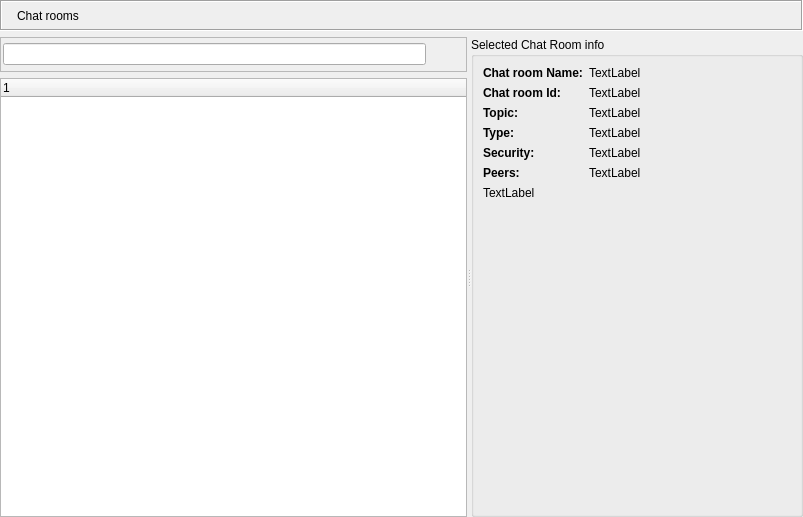
Qt form retroshare-gui/src/gui/ChatLobbyWidget.ui (RetroShare/RetroShare) before a commit.
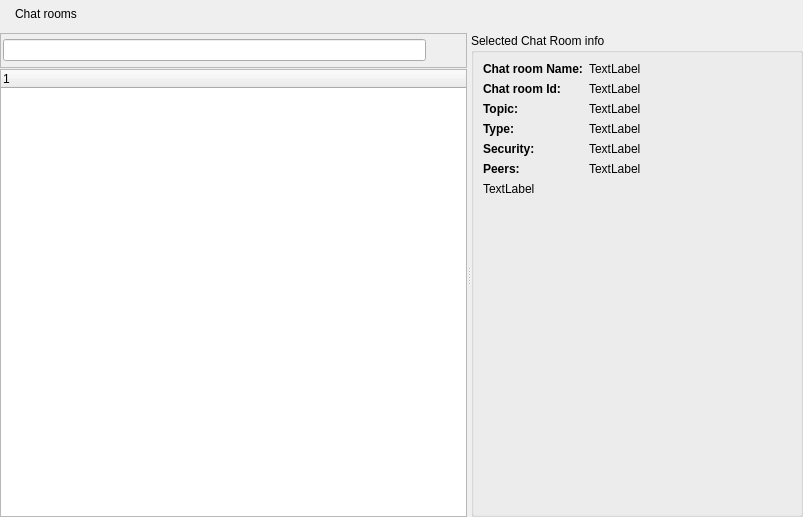
The same form after that commit. Icons and pictures are not drawn. Custom widgets are drawn as their Qt base class.

Commit message:
Removed the default stylsheets from titlebar frames
Removed the default stylsheets from titlebar frames

Diff of the .ui file:
```diff
--- a/retroshare-gui/src/gui/ChatLobbyWidget.ui
+++ b/retroshare-gui/src/gui/ChatLobbyWidget.ui
@@ -32,7 +32,7 @@
       </sizepolicy>
      </property>
      <property name="frameShape">
-      <enum>QFrame::Box</enum>
+      <enum>QFrame::NoFrame</enum>
      </property>
      <property name="frameShadow">
       <enum>QFrame::Sunken</enum>
@@ -116,6 +116,9 @@
      </property>
      <widget class="QWidget" name="layoutWidget">
       <layout class="QVBoxLayout" name="lobbyTreeVLayout">
+       <property name="spacing">
+        <number>1</number>
+       </property>
        <item>
         <widget class="QFrame" name="toolBarFrame">
          <property name="styleSheet">
```
The commit also changes 9 other files.
